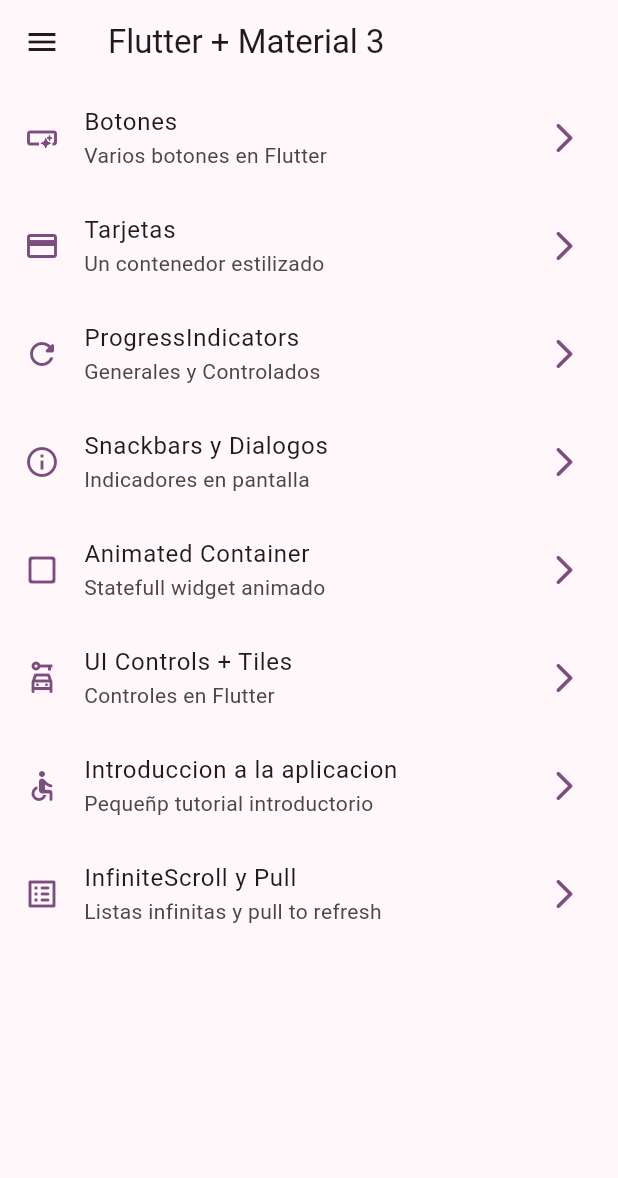
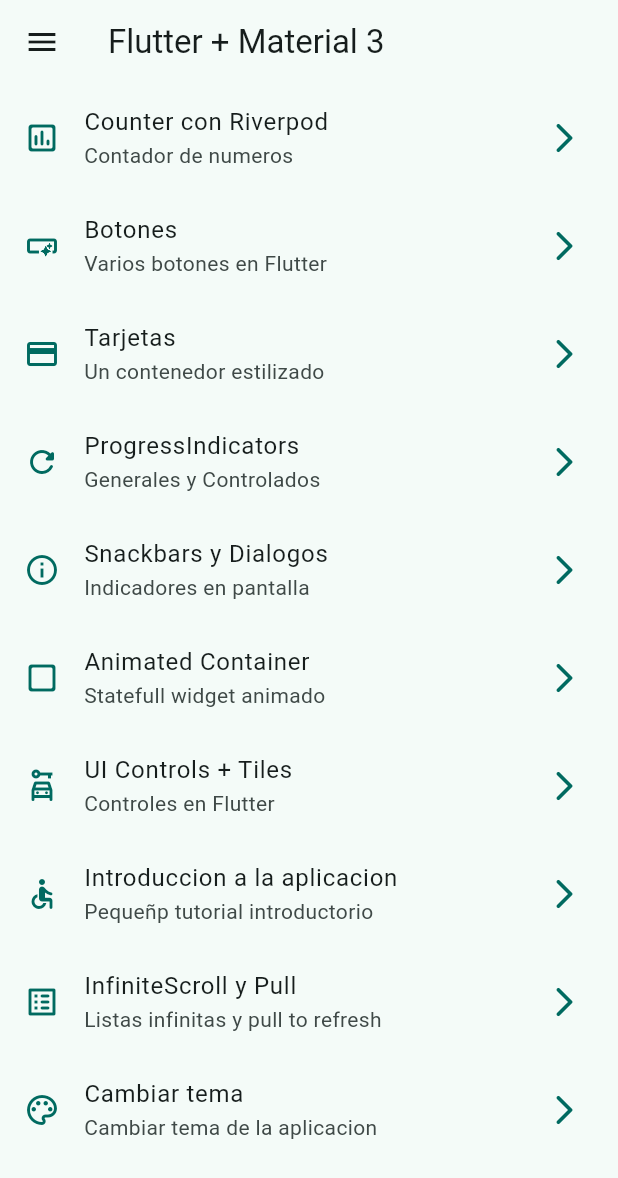
Before and after one commit to JonathanMartinez10/components-app-material-3, a Flutter app: the screen it shows after launch, on a phone screen of 412 x 824 dp. Shown: the top 1178 px of the screen. Run offline on Flutter 3.47's test engine with Material 2 defaults, Android fonts, the phone set to English and light mode, and no system bars; our stand-ins replace animate_do, flutter_riverpod, go_router.

Commit message:
before statenotifier

```diff
--- a/lib/config/menu/menu_items.dart
+++ b/lib/config/menu/menu_items.dart
@@ -16,6 +16,14 @@ class MenuItem {
 }
 
 const appMenuItems = <MenuItem>[
+
+  MenuItem(
+    title: 'Counter con Riverpod',
+    subTitle: 'Contador de numeros',
+    link: '/counter',
+    icon: Icons.insert_chart_outlined_rounded,
+  ),
+
   MenuItem(
     title: 'Botones',
     subTitle: 'Varios botones en Flutter',
@@ -71,4 +79,11 @@ const appMenuItems = <MenuItem>[
     link: '/infinite',
     icon: Icons.list_alt_rounded,
   ),
+
+  MenuItem(
+    title: 'Cambiar tema',
+    subTitle: 'Cambiar tema de la aplicacion',
+    link: '/theme-changer',
+    icon: Icons.color_lens_outlined,
+  ),
 ];
--- a/lib/config/router/app_router.dart
+++ b/lib/config/router/app_router.dart
@@ -60,5 +60,18 @@ final appRouter = GoRouter(
       name: InfiniteScrollScreen.name,
       builder: (context, state) => const InfiniteScrollScreen(),
     ),
+
+    GoRoute(
+      path: '/counter',
+      name: CounterScreen.name,
+      builder: (context, state) => const CounterScreen(),
+    ),
+
+    GoRoute(
+      path: '/theme-changer',
+      name: ThemeChangerScreen.name,
+      builder: (context, state) => const ThemeChangerScreen(),
+    ),
+
   ],
 );
--- a/lib/config/theme/app_theme.dart
+++ b/lib/config/theme/app_theme.dart
@@ -15,7 +15,11 @@ const colorList = <Color>[
 class AppTheme {
 
   final int selectedColor;
+  final bool isDarkMode;
+
+
   AppTheme({
+    this.isDarkMode = false,
     this.selectedColor = 0
   }): assert(selectedColor >= 0, 'Selected color must be grater than 0'),
       assert(selectedColor < colorList.length,
@@ -24,6 +28,7 @@ class AppTheme {
 
   ThemeData getTheme() => ThemeData(
     useMaterial3: true,
+    brightness: isDarkMode ? Brightness.dark : Brightness.light,
     colorSchemeSeed: colorList[selectedColor],
     appBarTheme: const AppBarTheme(
       centerTitle: false,
--- a/lib/main.dart
+++ b/lib/main.dart
@@ -1,21 +1,31 @@
 import 'package:flutter/material.dart';
+import 'package:flutter_riverpod/flutter_riverpod.dart';
 import 'package:widgets_app/config/router/app_router.dart';
 import 'package:widgets_app/config/theme/app_theme.dart';
+import 'package:widgets_app/presentation/providers/theme_provider.dart';
 
 void main() {
-  runApp(const MainApp());
+  runApp(
+    const ProviderScope(
+      child: MainApp()
+    )
+  );
 }
 
-class MainApp extends StatelessWidget {
+class MainApp extends ConsumerWidget {
   const MainApp({super.key});
 
   @override
-  Widget build(BuildContext context) {
+  Widget build(BuildContext context, WidgetRef ref) {
+
+    final selectedColor = ref.watch(selectedColorProvider);
+    final isDarkMode = ref.watch(darkModeProvider);
+
     return MaterialApp.router(
       title: 'Flutter Widgets',
       routerConfig: appRouter,
       debugShowCheckedModeBanner: false,
-      theme: AppTheme(selectedColor: 4).getTheme(),
+      theme: AppTheme(selectedColor: selectedColor, isDarkMode: isDarkMode).getTheme(),
     );
   }
 }
--- /dev/null
+++ b/lib/presentation/providers/counter_provider.dart
@@ -0,0 +1,3 @@
+import 'package:flutter_riverpod/flutter_riverpod.dart';
+
+final counterProvider = StateProvider((ref) => 5);
--- /dev/null
+++ b/lib/presentation/providers/theme_provider.dart
@@ -0,0 +1,11 @@
+import 'package:flutter_riverpod/flutter_riverpod.dart';
+import 'package:widgets_app/config/theme/app_theme.dart';
+
+//Listado de colores inmutable
+final colorListProvider = Provider((ref) => colorList);
+
+//Un simple boolean
+final darkModeProvider = StateProvider((ref) => false);
+
+//Un simple int
+final selectedColorProvider = StateProvider((ref) => 0);
--- a/lib/presentation/screens/screens.dart
+++ b/lib/presentation/screens/screens.dart
@@ -3,7 +3,9 @@ export 'package:widgets_app/presentation/screens/animated/animated_screen.dart';
 export 'package:widgets_app/presentation/screens/app_tutorial/app_tutorial_screen.dart';
 export 'package:widgets_app/presentation/screens/buttons/buttons_screen.dart';
 export 'package:widgets_app/presentation/screens/cards/cards_screen.dart';
+export 'package:widgets_app/presentation/screens/counter/counter_screen.dart';
 export 'package:widgets_app/presentation/screens/home/home_screen.dart';
 export 'package:widgets_app/presentation/screens/infinite_scroll/inifinite_scroll_screen.dart';
 export 'package:widgets_app/presentation/screens/progress/progress_screen.dart';
+export 'package:widgets_app/presentation/screens/theme_changer/theme_changer_screen.dart';
 export 'package:widgets_app/presentation/screens/ui_controls/ui_controls_screen.dart';
--- a/pubspec.yaml
+++ b/pubspec.yaml
@@ -10,6 +10,7 @@ dependencies:
   animate_do: ^3.0.2
   flutter:
     sdk: flutter
+  flutter_riverpod: ^2.3.6
   go_router: ^8.0.5
 
 dev_dependencies:
```
Also changed, not shown: lib/presentation/screens/counter/counter_screen.dart (added, +40 -0 lines), lib/presentation/screens/theme_changer/theme_changer_screen.dart (added, +59 -0 lines), pubspec.lock.
